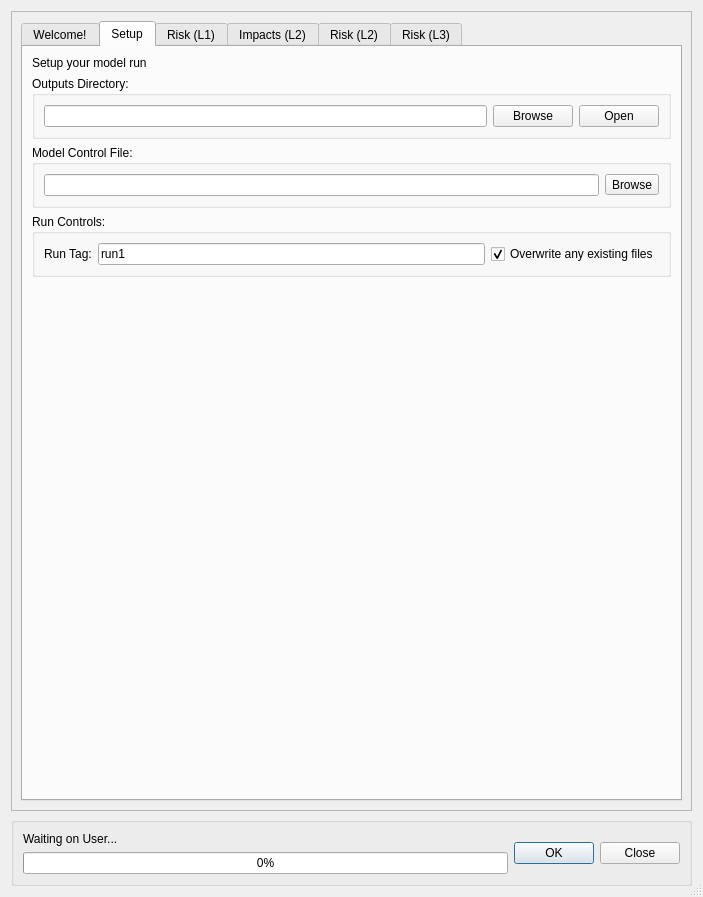
First picture: the form in canflood/model/model.ui, repository NRCan/CanFlood, before the edit.
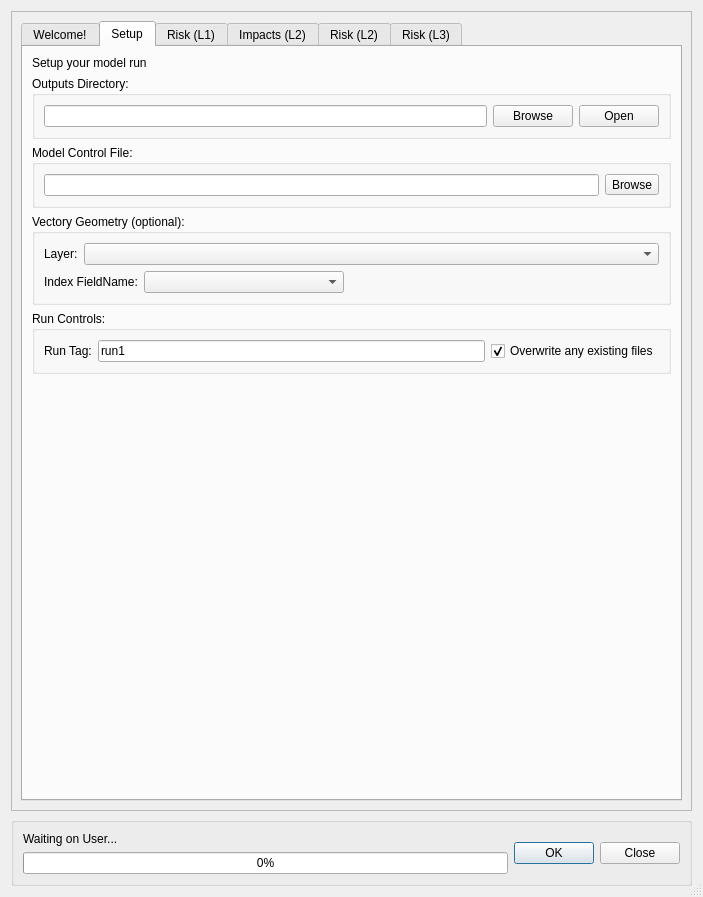
Second picture: the form after the edit. The open tabs and pages were chosen to show the change. Icons and pictures are not drawn. Custom widgets are drawn as their Qt base class.

Commit message: model results linking

```diff
--- a/canflood/model/model.ui
+++ b/canflood/model/model.ui
@@ -195,6 +195,97 @@
              </layout>
             </widget>
            </item>
+           <item>
+            <widget class="QGroupBox" name="verticalGroupBox_7">
+             <property name="title">
+              <string>Vectory Geometry (optional):</string>
+             </property>
+             <layout class="QVBoxLayout" name="verticalLayout_12">
+              <item>
+               <layout class="QHBoxLayout" name="horizontalLayout_4">
+                <item>
+                 <widget class="QLabel" name="label_8">
+                  <property name="sizePolicy">
+                   <sizepolicy hsizetype="Fixed" vsizetype="Preferred">
+                    <horstretch>0</horstretch>
+                    <verstretch>0</verstretch>
+                   </sizepolicy>
+                  </property>
+                  <property name="text">
+                   <string>Layer:</string>
+                  </property>
+                 </widget>
+                </item>
+                <item>
+                 <widget class="QgsMapLayerComboBox" name="comboBox_JGfinv">
+                  <property name="showCrs">
+                   <bool>true</bool>
+                  </property>
+                 </widget>
+                </item>
+               </layout>
+              </item>
+              <item>
+               <layout class="QHBoxLayout" name="horizontalLayout_5">
+                <item>
+                 <widget class="QLabel" name="label_9">
+                  <property name="sizePolicy">
+                   <sizepolicy hsizetype="Fixed" vsizetype="Preferred">
+                    <horstretch>0</horstretch>
+                    <verstretch>0</verstretch>
+                   </sizepolicy>
+                  </property>
+                  <property name="maximumSize">
+                   <size>
+                    <width>100</width>
+                    <height>16777215</height>
+                   </size>
+                  </property>
+                  <property name="text">
+                   <string>Index FieldName:</string>
+                  </property>
+                 </widget>
+                </item>
+                <item>
+                 <widget class="QgsFieldComboBox" name="mFieldComboBox_JGfinv">
+                  <property name="sizePolicy">
+                   <sizepolicy hsizetype="Minimum" vsizetype="Fixed">
+                    <horstretch>0</horstretch>
+                    <verstretch>0</verstretch>
+                   </sizepolicy>
+                  </property>
+                  <property name="minimumSize">
+                   <size>
+                    <width>200</width>
+                    <height>0</height>
+                   </size>
+                  </property>
+                  <property name="maximumSize">
+                   <size>
+                    <width>200</width>
+                    <height>16777215</height>
+                   </size>
+                  </property>
+                 </widget>
+                </item>
+                <item>
+                 <spacer name="horizontalSpacer">
+                  <property name="orientation">
+                   <enum>Qt::Horizontal</enum>
+                  </property>
+                  <property name="sizeHint" stdset="0">
+                   <size>
+                    <width>40</width>
+                    <height>20</height>
+                   </size>
+                  </property>
+                 </spacer>
+                </item>
+               </layout>
+              </item>
+             </layout>
+            </widget>
+           </item>
            <item>
             <widget class="QGroupBox" name="groupBox_4">
              <property name="sizePolicy">
@@ -2325,6 +2416,18 @@
    </item>
   </layout>
  </widget>
+ <customwidgets>
+  <customwidget>
+   <class>QgsFieldComboBox</class>
+   <extends>QComboBox</extends>
+   <header>qgsfieldcombobox.h</header>
+  </customwidget>
+  <customwidget>
+   <class>QgsMapLayerComboBox</class>
+   <extends>QComboBox</extends>
+   <header>qgsmaplayercombobox.h</header>
+  </customwidget>
+ </customwidgets>
  <resources/>
  <connections/>
 </ui>
```
Left out of the diff: 39 changed lines with no effect on the pictures. The commit also changes 8 other files.
